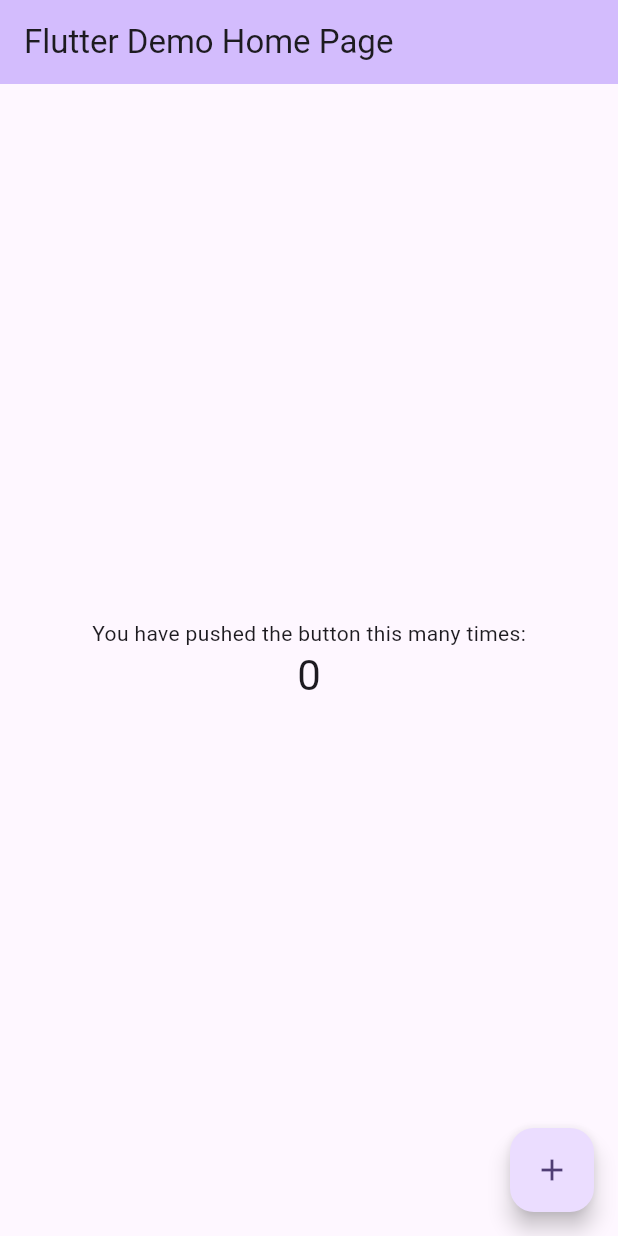
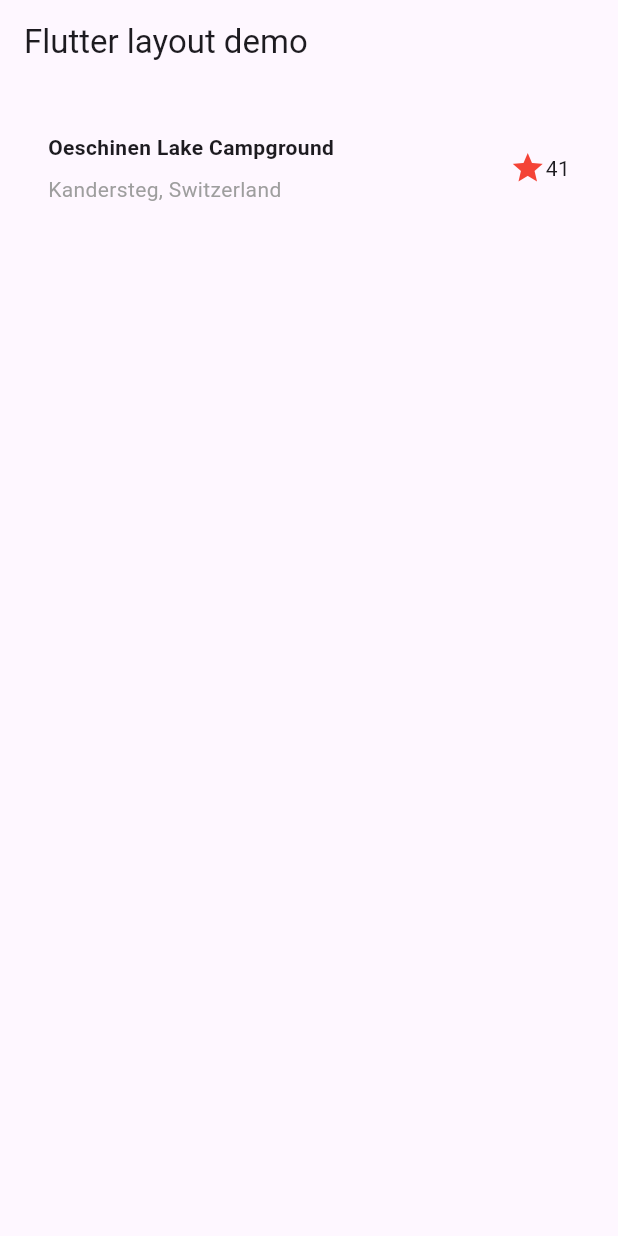
Before and after one commit to jpinzunzaa/flutter-curso_desde_cero, a Flutter app: the screen it shows after launch, on a phone screen of 412 x 824 dp. Run offline on Flutter 3.47's test engine with Material 3 defaults, Android fonts, the phone set to English and light mode, and no system bars.

Commit message:
added first screen

```diff
--- a/lib/main.dart
+++ b/lib/main.dart
@@ -1,122 +1,6 @@
+import 'package:curso_desde_cero/screens/layout/intro.dart';
 import 'package:flutter/material.dart';
 
 void main() {
-  runApp(const MyApp());
+  runApp(const Intro());
 }
-
-class MyApp extends StatelessWidget {
-  const MyApp({super.key});
-
-  // This widget is the root of your application.
-  @override
-  Widget build(BuildContext context) {
-    return MaterialApp(
-      title: 'Flutter Demo',
-      theme: ThemeData(
-        // This is the theme of your application.
-        //
-        // TRY THIS: Try running your application with "flutter run". You'll see
-        // the application has a purple toolbar. Then, without quitting the app,
-        // try changing the seedColor in the colorScheme below to Colors.green
-        // and then invoke "hot reload" (save your changes or press the "hot
-        // reload" button in a Flutter-supported IDE, or press "r" if you used
-        // the command line to start the app).
-        //
-        // Notice that the counter didn't reset back to zero; the application
-        // state is not lost during the reload. To reset the state, use hot
-        // restart instead.
-        //
-        // This works for code too, not just values: Most code changes can be
-        // tested with just a hot reload.
-        colorScheme: ColorScheme.fromSeed(seedColor: Colors.deepPurple),
-      ),
-      home: const MyHomePage(title: 'Flutter Demo Home Page'),
-    );
-  }
-}
-
-class MyHomePage extends StatefulWidget {
-  const MyHomePage({super.key, required this.title});
-
-  // This widget is the home page of your application. It is stateful, meaning
-  // that it has a State object (defined below) that contains fields that affect
-  // how it looks.
-
-  // This class is the configuration for the state. It holds the values (in this
-  // case the title) provided by the parent (in this case the App widget) and
-  // used by the build method of the State. Fields in a Widget subclass are
-  // always marked "final".
-
-  final String title;
-
-  @override
-  State<MyHomePage> createState() => _MyHomePageState();
-}
-
-class _MyHomePageState extends State<MyHomePage> {
-  int _counter = 0;
-
-  void _incrementCounter() {
-    setState(() {
-      // This call to setState tells the Flutter framework that something has
-      // changed in this State, which causes it to rerun the build method below
-      // so that the display can reflect the updated values. If we changed
-      // _counter without calling setState(), then the build method would not be
-      // called again, and so nothing would appear to happen.
-      _counter++;
-    });
-  }
-
-  @override
-  Widget build(BuildContext context) {
-    // This method is rerun every time setState is called, for instance as done
-    // by the _incrementCounter method above.
-    //
-    // The Flutter framework has been optimized to make rerunning build methods
-    // fast, so that you can just rebuild anything that needs updating rather
-    // than having to individually change instances of widgets.
-    return Scaffold(
-      appBar: AppBar(
-        // TRY THIS: Try changing the color here to a specific color (to
-        // Colors.amber, perhaps?) and trigger a hot reload to see the AppBar
-        // change color while the other colors stay the same.
-        backgroundColor: Theme.of(context).colorScheme.inversePrimary,
-        // Here we take the value from the MyHomePage object that was created by
-        // the App.build method, and use it to set our appbar title.
-        title: Text(widget.title),
-      ),
-      body: Center(
-        // Center is a layout widget. It takes a single child and positions it
-        // in the middle of the parent.
-        child: Column(
-          // Column is also a layout widget. It takes a list of children and
-          // arranges them vertically. By default, it sizes itself to fit its
-          // children horizontally, and tries to be as tall as its parent.
-          //
-          // Column has various properties to control how it sizes itself and
-          // how it positions its children. Here we use mainAxisAlignment to
-          // center the children vertically; the main axis here is the vertical
-          // axis because Columns are vertical (the cross axis would be
-          // horizontal).
-          //
-          // TRY THIS: Invoke "debug painting" (choose the "Toggle Debug Paint"
-          // action in the IDE, or press "p" in the console), to see the
-          // wireframe for each widget.
-          mainAxisAlignment: MainAxisAlignment.center,
-          children: <Widget>[
-            const Text('You have pushed the button this many times:'),
-            Text(
-              '$_counter',
-              style: Theme.of(context).textTheme.headlineMedium,
-            ),
-          ],
-        ),
-      ),
-      floatingActionButton: FloatingActionButton(
-        onPressed: _incrementCounter,
-        tooltip: 'Increment',
-        child: const Icon(Icons.add),
-      ), // This trailing comma makes auto-formatting nicer for build methods.
-    );
-  }
-}
--- /dev/null
+++ b/lib/screens/layout/intro.dart
@@ -0,0 +1,61 @@
+import 'package:flutter/material.dart';
+
+class Intro extends StatelessWidget {
+  const Intro({ super.key });
+
+  @override
+  Widget build(BuildContext context) {
+    return MaterialApp(
+      title: 'Flutter layout demo',
+      debugShowCheckedModeBanner: false,
+      home: Scaffold(
+        appBar: AppBar(title: Text('Flutter layout demo')),
+        body: const SingleChildScrollView(
+          child: Column(
+            children: [
+              TitleSection(
+                name: 'Oeschinen Lake Campground',
+                location: 'Kandersteg, Switzerland',
+              ),
+            ],
+          ),
+        )
+      ),
+    );
+  }
+}
+
+class TitleSection extends StatelessWidget {
+  const TitleSection({ super.key, required this.name, required this.location });
+
+  final String name;
+  final String location;
+
+  @override
+  Widget build(BuildContext context) {
+    return Padding(
+      padding: const EdgeInsets.all(32),
+      child: Row(
+        children: [
+          Expanded(
+            child: Column(
+              crossAxisAlignment: CrossAxisAlignment.start,
+              children: [
+                Padding(
+                  padding: const EdgeInsets.only(bottom: 8),
+                  child: Text(
+                    name,
+                    style: TextStyle(fontWeight: FontWeight.bold),
+                  ),
+                ),
+                Text(location, style: TextStyle(color: Colors.grey[500]))
+              ],
+            ),
+          ),
+          Icon(Icons.star, color: Colors.red[500]),
+          Text('41')
+        ]
+      )
+    );
+  }
+}
```
Also changed, not shown: 1 other file.
